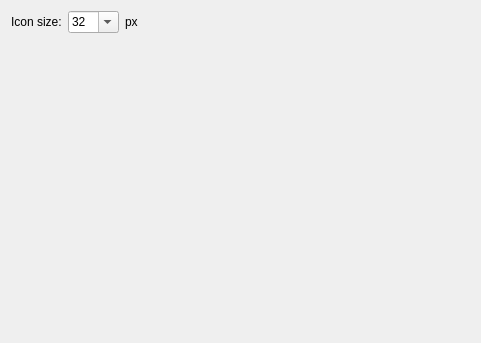
Qt form scripts/Edit/AppPreferences/ToolBarPreferences/PreferencesPage.ui (qcad/qcad) before a commit.
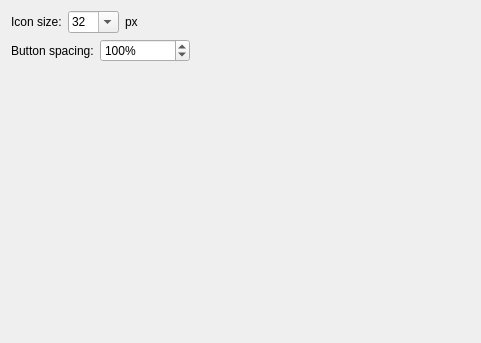
The same form after that commit.

Commit message: update toolbar button spacing preference

```diff
--- a/scripts/Edit/AppPreferences/ToolBarPreferences/PreferencesPage.ui
+++ b/scripts/Edit/AppPreferences/ToolBarPreferences/PreferencesPage.ui
@@ -110,6 +110,58 @@
      </item>
     </layout>
    </item>
+   <item>
+    <layout class="QHBoxLayout" name="horizontalLayoutButtonSpacing">
+     <item>
+      <widget class="QLabel" name="labelButtonSpacing">
+       <property name="text">
+        <string>Button spacing:</string>
+       </property>
+      </widget>
+     </item>
+     <item>
+      <widget class="QSpinBox" name="ButtonSpacing">
+       <property name="minimumSize">
+        <size>
+         <width>90</width>
+         <height>0</height>
+        </size>
+       </property>
+       <property name="toolTip">
+        <string>Space between the buttons of a tool bar, relative to the default spacing (100%)</string>
+       </property>
+       <property name="suffix">
+        <string notr="true">%</string>
+       </property>
+       <property name="minimum">
+        <number>0</number>
+       </property>
+       <property name="maximum">
+        <number>500</number>
+       </property>
+       <property name="singleStep">
+        <number>10</number>
+       </property>
+       <property name="value">
+        <number>100</number>
+       </property>
+      </widget>
+     </item>
+     <item>
+      <spacer name="horizontalSpacerButtonSpacing">
+       <property name="orientation">
+        <enum>Qt::Horizontal</enum>
+       </property>
+       <property name="sizeHint" stdset="0">
+        <size>
+         <width>40</width>
+         <height>20</height>
+        </size>
+       </property>
+      </spacer>
+     </item>
+    </layout>
+   </item>
    <item>
     <spacer name="verticalSpacer">
      <property name="orientation">
```
The commit also changes 2 other files.
